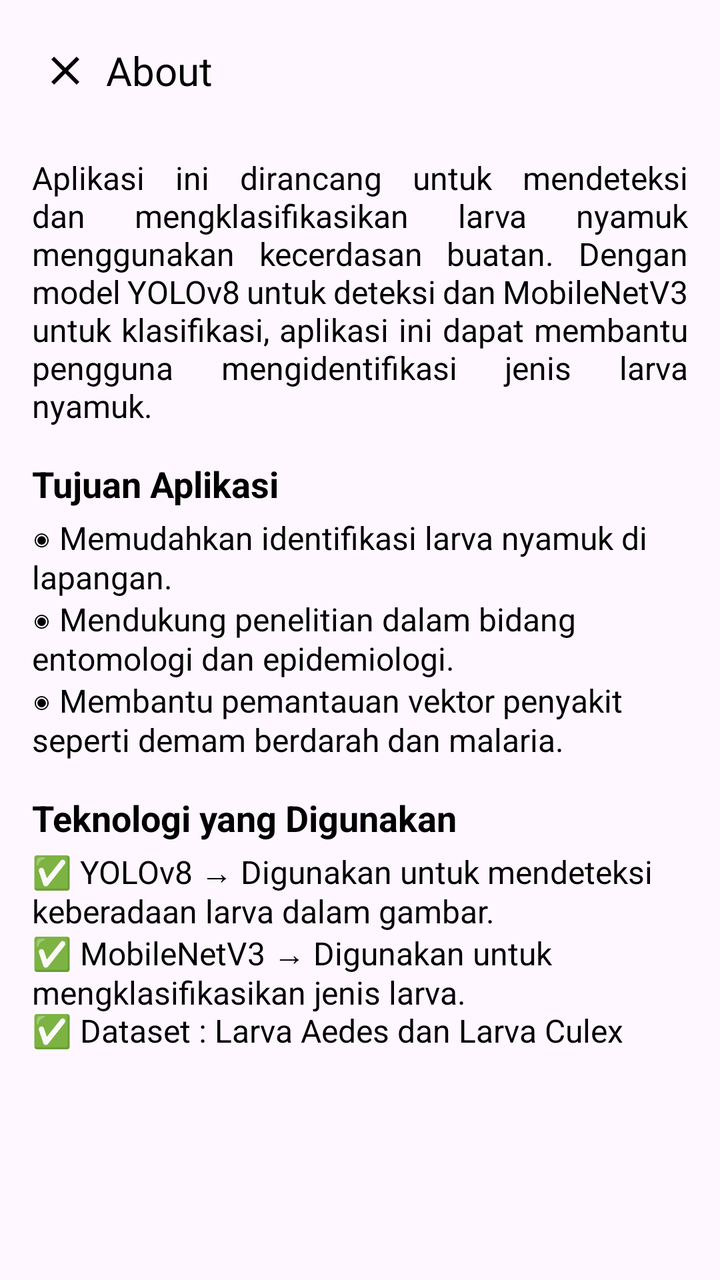
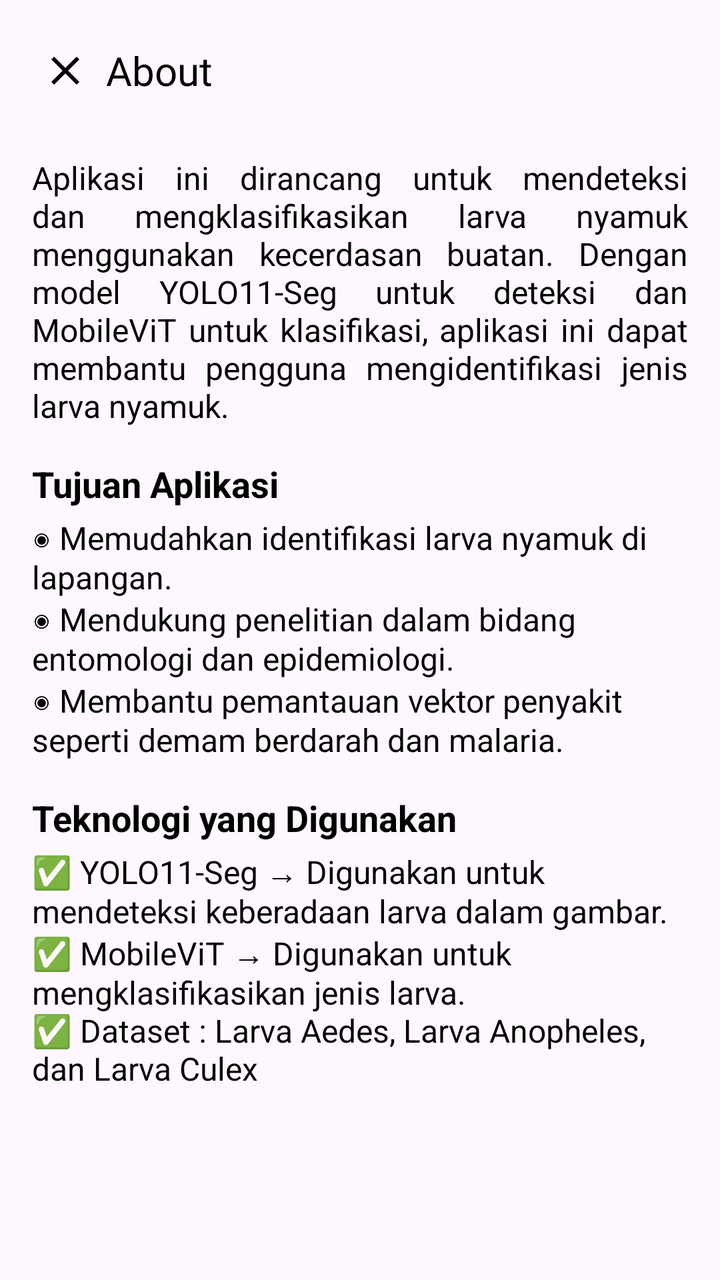

Before-and-after screenshots of an Android layout around one commit, followed by the original layout XML and the change that was made.
<!-- AndroidManifest.xml: application theme Theme.SkripsiApp -->
<!-- res/layout/fragment_about.xml -->
<?xml version="1.0" encoding="utf-8"?>
<ScrollView xmlns:android="http://schemas.android.com/apk/res/android"
    xmlns:tools="http://schemas.android.com/tools"
    xmlns:app="http://schemas.android.com/apk/res-auto"
    android:layout_width="match_parent"
    android:layout_height="match_parent"
    android:fillViewport="true"
    android:fitsSystemWindows="true"
    android:id="@+id/fragment_about"
    tools:context=".fragment.main.profile.AboutFragment">

    <androidx.constraintlayout.widget.ConstraintLayout
        android:layout_width="match_parent"
        android:layout_height="wrap_content">
        <androidx.appcompat.widget.Toolbar
            android:id="@+id/toolbarUserAccount"
            android:layout_width="match_parent"
            android:layout_height="70dp"
            app:layout_constraintEnd_toEndOf="parent"
            app:layout_constraintStart_toStartOf="parent"
            app:layout_constraintTop_toTopOf="parent">


            <androidx.constraintlayout.widget.ConstraintLayout
                android:layout_width="match_parent"
                android:layout_height="match_parent">


                <ImageView
                    android:id="@+id/imageCloseAbout"
                    android:layout_width="33dp"
                    android:layout_height="33dp"
                    android:scaleType="centerInside"
                    android:src="@drawable/ic_close"
                    app:layout_constraintBottom_toBottomOf="parent"
                    app:layout_constraintStart_toStartOf="parent"
                    app:layout_constraintTop_toTopOf="parent"
                    app:tint="@color/custom_color_black" />


                <TextView
                    android:layout_width="wrap_content"
                    android:layout_height="wrap_content"
                    android:layout_marginStart="4dp"
                    android:fontFamily="@font/poppins_light"
                    android:text="About"
                    android:textColor="@color/custom_color_black"
                    android:textSize="20sp"
                    app:layout_constraintBottom_toBottomOf="@id/imageCloseAbout"
                    app:layout_constraintStart_toEndOf="@+id/imageCloseAbout"
                    app:layout_constraintTop_toTopOf="@id/imageCloseAbout" />

            </androidx.constraintlayout.widget.ConstraintLayout>
        </androidx.appcompat.widget.Toolbar>

        <TextView
            android:id="@+id/textView5"
            android:layout_width="0dp"
            android:layout_height="wrap_content"
            android:layout_marginStart="16dp"
            android:layout_marginTop="8dp"
            android:layout_marginEnd="16dp"
            android:justificationMode="inter_word"
            android:text="Aplikasi ini dirancang untuk mendeteksi dan mengklasifikasikan larva nyamuk menggunakan kecerdasan buatan. Dengan model YOLOv8 untuk deteksi dan MobileNetV3 untuk klasifikasi, aplikasi ini dapat membantu pengguna mengidentifikasi jenis larva nyamuk."
            android:textColor="@color/custom_color_black"
            android:textSize="16sp"
            app:layout_constraintEnd_toEndOf="parent"
            app:layout_constraintStart_toStartOf="parent"
            app:layout_constraintTop_toBottomOf="@+id/toolbarUserAccount" />

        <TextView
            android:id="@+id/textView6"
            android:layout_width="0dp"
            android:layout_height="wrap_content"
            android:layout_marginTop="16dp"
            android:text="Tujuan Aplikasi"
            android:textColor="@color/custom_color_black"
            android:textSize="18sp"
            android:textStyle="bold"
            app:layout_constraintEnd_toEndOf="@+id/textView5"
            app:layout_constraintStart_toStartOf="@+id/textView5"
            app:layout_constraintTop_toBottomOf="@+id/textView5" />

        <TextView
            android:id="@+id/textView7"
            android:layout_width="0dp"
            android:layout_height="wrap_content"
            android:layout_marginTop="4dp"
            android:text="◉ Memudahkan identifikasi larva nyamuk di lapangan.\n◉ Mendukung penelitian dalam bidang entomologi dan epidemiologi.\n◉ Membantu pemantauan vektor penyakit seperti demam berdarah dan malaria."
            android:textColor="@color/custom_color_black"
            android:textSize="16sp"
            app:layout_constraintEnd_toEndOf="@+id/textView6"
            app:layout_constraintStart_toStartOf="@+id/textView6"
            app:layout_constraintTop_toBottomOf="@+id/textView6" />

        <TextView
            android:id="@+id/textView8"
            android:layout_width="0dp"
            android:layout_height="wrap_content"
            android:layout_marginTop="16dp"
            android:text="Teknologi yang Digunakan"
            android:textColor="@color/custom_color_black"
            android:textSize="18sp"
            android:textStyle="bold"
            app:layout_constraintEnd_toEndOf="@+id/textView7"
            app:layout_constraintStart_toStartOf="@+id/textView7"
            app:layout_constraintTop_toBottomOf="@+id/textView7" />

        <TextView
            android:layout_width="0dp"
            android:layout_height="wrap_content"
            android:layout_marginTop="4dp"
            android:text="✅ YOLOv8 → Digunakan untuk mendeteksi keberadaan larva dalam gambar. \n✅ MobileNetV3 → Digunakan untuk mengklasifikasikan jenis larva. \n✅ Dataset : Larva Aedes dan Larva Culex"
            android:textColor="@color/custom_color_black"
            android:textSize="16sp"
            app:layout_constraintEnd_toEndOf="@+id/textView8"
            app:layout_constraintStart_toStartOf="@+id/textView8"
            app:layout_constraintTop_toBottomOf="@+id/textView8" />

    </androidx.constraintlayout.widget.ConstraintLayout>

</ScrollView>
<!-- resources referenced by this layout -->
<resources>
  <color name="custom_color_black">#000000</color>
  <!-- drawable ic_close (drawable) -->
  <vector xmlns:android="http://schemas.android.com/apk/res/android" android:height="24dp" android:tint="#000000" android:viewportHeight="24" android:viewportWidth="24" android:width="24dp">
        
      <path android:fillColor="@android:color/white" android:pathData="M19,6.41L17.59,5 12,10.59 6.41,5 5,6.41 10.59,12 5,17.59 6.41,19 12,13.41 17.59,19 19,17.59 13.41,12z"/>
      
  </vector>
  <style name="Theme.SkripsiApp" parent="Base.Theme.SkripsiApp" />
  <style name="Base.Theme.SkripsiApp" parent="Theme.Material3.Light.NoActionBar">
          
          
          <item name="colorPrimary">@color/custom_color_primary</item>
      </style>
  <color name="custom_color_primary">#C0EBA6</color>
</resources>

<!-- the commit's change to res/layout/fragment_about.xml (unified diff, before → after) -->
@@ -61,7 +61,7 @@
             android:layout_marginTop="8dp"
             android:layout_marginEnd="16dp"
             android:justificationMode="inter_word"
-            android:text="Aplikasi ini dirancang untuk mendeteksi dan mengklasifikasikan larva nyamuk menggunakan kecerdasan buatan. Dengan model YOLOv8 untuk deteksi dan MobileNetV3 untuk klasifikasi, aplikasi ini dapat membantu pengguna mengidentifikasi jenis larva nyamuk."
+            android:text="Aplikasi ini dirancang untuk mendeteksi dan mengklasifikasikan larva nyamuk menggunakan kecerdasan buatan. Dengan model YOLO11-Seg untuk deteksi dan MobileViT untuk klasifikasi, aplikasi ini dapat membantu pengguna mengidentifikasi jenis larva nyamuk."
             android:textColor="@color/custom_color_black"
             android:textSize="16sp"
             app:layout_constraintEnd_toEndOf="parent"
@@ -110,7 +110,7 @@
             android:layout_width="0dp"
             android:layout_height="wrap_content"
             android:layout_marginTop="4dp"
-            android:text="✅ YOLOv8 → Digunakan untuk mendeteksi keberadaan larva dalam gambar. \n✅ MobileNetV3 → Digunakan untuk mengklasifikasikan jenis larva. \n✅ Dataset : Larva Aedes dan Larva Culex"
+            android:text="✅ YOLO11-Seg → Digunakan untuk mendeteksi keberadaan larva dalam gambar. \n✅ MobileViT → Digunakan untuk mengklasifikasikan jenis larva. \n✅ Dataset : Larva Aedes, Larva Anopheles, dan Larva Culex"
             android:textColor="@color/custom_color_black"
             android:textSize="16sp"
             app:layout_constraintEnd_toEndOf="@+id/textView8"
